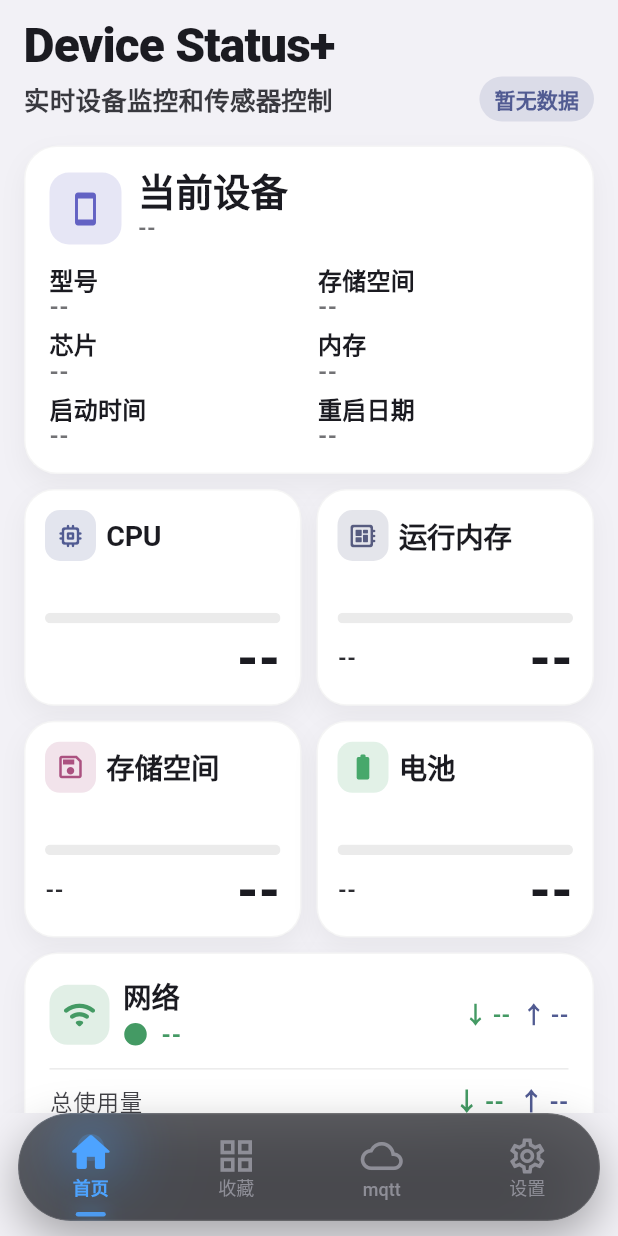
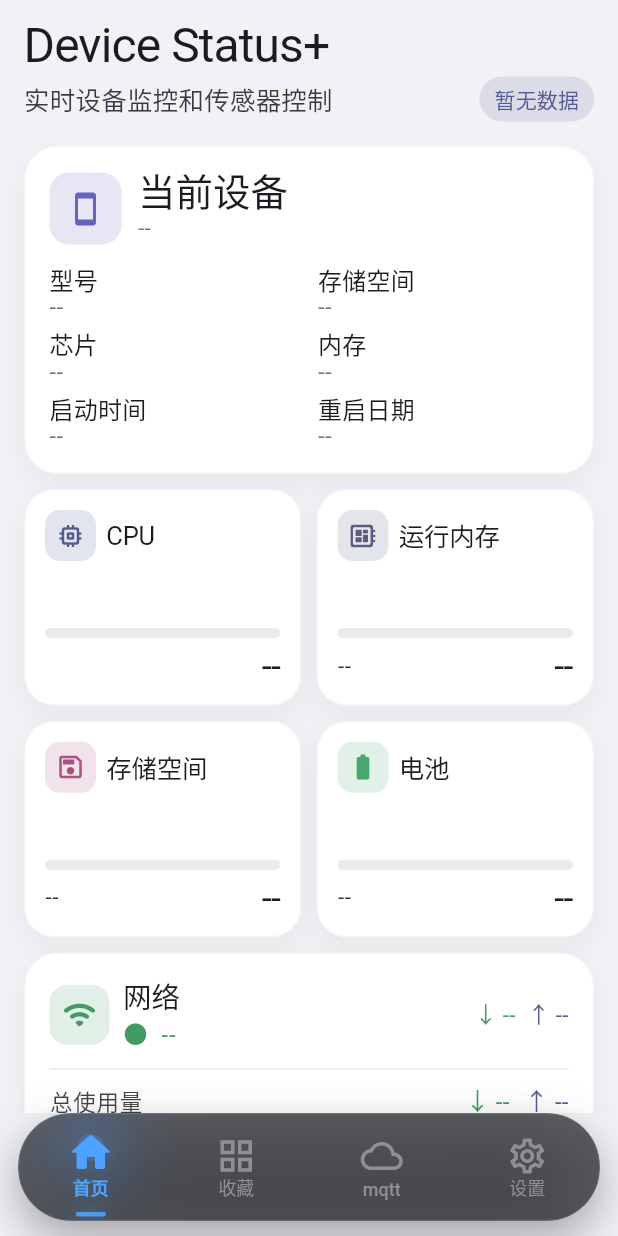
Before and after one commit to ge-fei-fan/galaxy-ios, a Flutter app: the screen it shows after launch, on a phone screen of 412 x 824 dp. Run offline on Flutter 3.47's test engine with Material 3 defaults, Android fonts, the phone set to English and light mode, and no system bars; our stand-ins replace app_links, flutter_local_notifications, hive_flutter, webview_flutter; missing offline and left inert: mqtt_client; accounts and stored records are empty.

Commit message:
统计优化

```diff
--- a/lib/pages/home_page.dart
+++ b/lib/pages/home_page.dart
@@ -14,16 +14,43 @@ class HomePage extends StatefulWidget {
 
 class _HomePageState extends State<HomePage> {
   late final DeviceStatusService _service;
+  StreamSubscription<DeviceStatusSnapshot>? _historySubscription;
+  final List<double> _downloadHistory = <double>[];
+  final List<double> _uploadHistory = <double>[];
+
+  static const int _maxHistoryPoints = 24;
 
   @override
   void initState() {
     super.initState();
     _service = DeviceStatusService();
+    _historySubscription = _service.stream.listen(_recordNetworkHistory);
     _service.start();
+  }
+
+  void _recordNetworkHistory(DeviceStatusSnapshot snapshot) {
+    final down = (snapshot.downloadSpeedBytesPerSec ?? 0).clamp(0, double.infinity)
+        .toDouble();
+    final up = (snapshot.uploadSpeedBytesPerSec ?? 0).clamp(0, double.infinity)
+        .toDouble();
+
+    if (!mounted) return;
+    setState(() {
+      _pushHistoryPoint(_downloadHistory, down);
+      _pushHistoryPoint(_uploadHistory, up);
+    });
+  }
+
+  void _pushHistoryPoint(List<double> history, double value) {
+    history.add(value);
+    if (history.length > _maxHistoryPoints) {
+      history.removeAt(0);
+    }
   }
 
   @override
   void dispose() {
+    unawaited(_historySubscription?.cancel());
     unawaited(_service.dispose());
     super.dispose();
   }
@@ -64,7 +91,7 @@ class _HomePageState extends State<HomePage> {
                     'Device Status+',
                     style: textTheme.displaySmall?.copyWith(
                       fontSize: 32,
-                      fontWeight: FontWeight.w800,
+                      fontWeight: FontWeight.w400,
                       height: 1.02,
                       letterSpacing: -0.6,
                     ),
@@ -77,7 +104,7 @@ class _HomePageState extends State<HomePage> {
                           '实时设备监控和传感器控制',
                           style: textTheme.titleMedium?.copyWith(
                             fontSize: 17,
-                            fontWeight: FontWeight.w600,
+                            fontWeight: FontWeight.w400,
                             height: 1.15,
                             color: textTheme.bodyMedium?.color?.withValues(alpha: 0.86),
                           ),
@@ -165,6 +192,8 @@ class _HomePageState extends State<HomePage> {
                     upSpeedLabel: _formatSpeed(upSpeed),
                     downTotalLabel: _formatBytes(data?.downloadTotalBytes),
                     upTotalLabel: _formatBytes(data?.uploadTotalBytes),
+                    downloadHistory: _downloadHistory,
+                    uploadHistory: _uploadHistory,
                   ),
                 ],
               );
@@ -197,7 +226,7 @@ class _StatusPill extends StatelessWidget {
         label,
         style: Theme.of(context).textTheme.labelLarge?.copyWith(
               color: color,
-              fontWeight: FontWeight.w700,
+              fontWeight: FontWeight.w400,
             ),
       ),
     );
@@ -393,7 +422,7 @@ class _DeviceOverviewCard extends StatelessWidget {
                       overflow: TextOverflow.ellipsis,
                       style: textTheme.headlineMedium?.copyWith(
                         fontSize: 25,
-                        fontWeight: FontWeight.w700,
+                        fontWeight: FontWeight.w400,
                         height: 1.02,
                       ),
                     ),
@@ -404,7 +433,7 @@ class _DeviceOverviewCard extends StatelessWidget {
                       overflow: TextOverflow.ellipsis,
                       style: textTheme.titleMedium?.copyWith(
                         fontSize: 15,
-                        fontWeight: FontWeight.w600,
+                        fontWeight: FontWeight.w400,
                         color: textTheme.bodySmall?.color?.withValues(alpha: 0.62),
                       ),
                     ),
@@ -465,7 +494,7 @@ class _InfoCell extends StatelessWidget {
           label,
           style: textTheme.titleMedium?.copyWith(
             fontSize: 16,
-            fontWeight: FontWeight.w700,
+            fontWeight: FontWeight.w400,
             height: 1.06,
           ),
         ),
@@ -476,7 +505,7 @@ class _InfoCell extends StatelessWidget {
           overflow: TextOverflow.ellipsis,
           style: textTheme.titleMedium?.copyWith(
             fontSize: 16,
-            fontWeight: FontWeight.w600,
+            fontWeight: FontWeight.w400,
             color: textTheme.bodySmall?.color?.withValues(alpha: 0.62),
             height: 1.06,
           ),
@@ -531,8 +560,8 @@ class _MetricCard extends StatelessWidget {
                 child: Text(
                   title,
                   style: textTheme.titleLarge?.copyWith(
-                    fontSize: 19,
-                    fontWeight: FontWeight.w700,
+                    fontSize: 17,
+                    fontWeight: FontWeight.w400,
                     letterSpacing: -0.2,
                   ),
                 ),
@@ -559,7 +588,7 @@ class _MetricCard extends StatelessWidget {
                   overflow: TextOverflow.ellipsis,
                   style: textTheme.bodyLarge?.copyWith(
                     fontSize: 15,
-                    fontWeight: FontWeight.w600,
+                    fontWeight: FontWeight.w400,
                     color: textTheme.bodySmall?.color?.withValues(alpha: 0.92),
                   ),
                 ),
@@ -568,9 +597,9 @@ class _MetricCard extends StatelessWidget {
               Text(
                 valueLabel,
                 style: textTheme.titleLarge?.copyWith(
-                  fontSize: 34,
-                  fontWeight: FontWeight.w800,
-                  letterSpacing: -0.7,
+                  fontSize: 24,
+                  fontWeight: FontWeight.w400,
+                  letterSpacing: -0.5,
                   height: 1,
                 ),
               ),
@@ -591,6 +620,8 @@ class _NetworkCard extends StatelessWidget {
     required this.upSpeedLabel,
     required this.downTotalLabel,
     required this.upTotalLabel,
+    required this.downloadHistory,
+    required this.uploadHistory,
   });
 
   final ColorScheme colorScheme;
@@ -600,6 +631,8 @@ class _NetworkCard extends StatelessWidget {
   final String upSpeedLabel;
   final String downTotalLabel;
   final String upTotalLabel;
+  final List<double> downloadHistory;
+  final List<double> uploadHistory;
 
   @override
   Widget build(BuildContext context) {
@@ -632,7 +665,7 @@ class _NetworkCard extends StatelessWidget {
                       '网络',
                       style: textTheme.titleLarge?.copyWith(
                         fontSize: 19,
-                        fontWeight: FontWeight.w800,
+                        fontWeight: FontWeight.w400,
                       ),
                     ),
                     Text(
@@ -640,7 +673,7 @@ class _NetworkCard extends StatelessWidget {
                       style: textTheme.bodyLarge?.copyWith(
                         fontSize: 16,
                         color: palette.network,
-                        fontWeight: FontWeight.w600,
+                        fontWeight: FontWeight.w400,
                       ),
                     ),
                   ],
@@ -653,7 +686,7 @@ class _NetworkCard extends StatelessWidget {
                     '↓ $downSpeedLabel',
                     style: textTheme.titleSmall?.copyWith(
                       fontSize: 15,
-                      fontWeight: FontWeight.w700,
+                      fontWeight: FontWeight.w400,
                       color: palette.network,
                     ),
                   ),
@@ -662,7 +695,7 @@ class _NetworkCard extends StatelessWidget {
                     '↑ $upSpeedLabel',
                     style: textTheme.titleSmall?.copyWith(
                       fontSize: 15,
-                      fontWeight: FontWeight.w700,
+                      fontWeight: FontWeight.w400,
                       color: palette.cpu,
                     ),
                   ),
@@ -689,7 +722,7 @@ class _NetworkCard extends StatelessWidget {
                     '↓ $downTotalLabel',
                     style: textTheme.titleMedium?.copyWith(
                       fontSize: 16,
-                      fontWeight: FontWeight.w700,
+                      fontWeight: FontWeight.w400,
                       color: palette.network,
                     ),
                   ),
@@ -698,7 +731,7 @@ class _NetworkCard extends StatelessWidget {
                     '↑ $upTotalLabel',
                     style: textTheme.titleMedium?.copyWith(
                       fontSize: 16,
-                      fontWeight: FontWeight.w700,
+                      fontWeight: FontWeight.w400,
                       color: palette.cpu,
                     ),
                   ),
@@ -720,21 +753,14 @@ class _NetworkCard extends StatelessWidget {
                 CustomPaint(
                   painter: _GridLinePainter(),
                 ),
-                Align(
-                  alignment: Alignment.centerRight,
-                  child: Container(
-                    width: 3,
-                    margin: const EdgeInsets.only(right: 10, bottom: 8),
-                    decoration: BoxDecoration(
-                      borderRadius: BorderRadius.circular(4),
-                      gradient: LinearGradient(
-                        begin: Alignment.topCenter,
-                        end: Alignment.bottomCenter,
-                        colors: [
-                          colorScheme.primary.withValues(alpha: 0.2),
-                          colorScheme.primary.withValues(alpha: 0.9),
-                        ],
-                      ),
+                Padding(
+                  padding: const EdgeInsets.fromLTRB(8, 8, 8, 10),
+                  child: CustomPaint(
+                    painter: _NetworkLineChartPainter(
+                      downloadHistory: downloadHistory,
+                      uploadHistory: uploadHistory,
+                      downloadColor: palette.network,
+                      uploadColor: palette.cpu,
                     ),
                   ),
                 ),
@@ -816,3 +842,124 @@ class _GridLinePainter extends CustomPainter {
   @override
   bool shouldRepaint(covariant CustomPainter oldDelegate) => false;
 }
+
+class _NetworkLineChartPainter extends CustomPainter {
+  const _NetworkLineChartPainter({
+    required this.downloadHistory,
+    required this.uploadHistory,
+    required this.downloadColor,
+    required this.uploadColor,
+  });
+
+  final List<double> downloadHistory;
+  final List<double> uploadHistory;
+  final Color downloadColor;
+  final Color uploadColor;
+
+  @override
+  void paint(Canvas canvas, Size size) {
+    _drawSeriesFill(canvas, size, downloadHistory, downloadColor.withValues(alpha: 0.14));
+    _drawSeries(canvas, size, downloadHistory, downloadColor, 2.4);
+    _drawSeries(canvas, size, uploadHistory, uploadColor, 2.0);
+  }
+
+  void _drawSeries(
+    Canvas canvas,
+    Size size,
+    List<double> values,
+    Color color,
+    double strokeWidth,
+  ) {
+    final points = _normalizedPoints(size, values);
+    if (points.length < 2) return;
+
+    final path = _buildSmoothPath(points);
+    final paint = Paint()
+      ..color = color
+      ..style = PaintingStyle.stroke
+      ..strokeWidth = strokeWidth
+      ..strokeCap = StrokeCap.round
+      ..strokeJoin = StrokeJoin.round;
+
+    canvas.drawPath(path, paint);
+
+    final lastPoint = points.last;
+    canvas.drawCircle(
+      lastPoint,
+      3.5,
+      Paint()..color = color,
+    );
+    canvas.drawCircle(
+      lastPoint,
+      6.5,
+      Paint()..color = color.withValues(alpha: 0.18),
+    );
+  }
+
+  void _drawSeriesFill(
+    Canvas canvas,
+    Size size,
+    List<double> values,
+    Color color,
+  ) {
+    final points = _normalizedPoints(size, values);
+    if (points.length < 2) return;
+
+    final path = _buildSmoothPath(points)
+      ..lineTo(points.last.dx, size.height)
+      ..lineTo(points.first.dx, size.height)
+      ..close();
+
+    canvas.drawPath(
+      path,
+      Paint()
+        ..color = color
+        ..style = PaintingStyle.fill,
+    );
+  }
+
+  List<Offset> _normalizedPoints(Size size, List<double> values) {
+    final sanitized = values.map((value) => value.isFinite ? value : 0.0).toList();
+    if (sanitized.isEmpty) {
+      return <Offset>[];
+    }
+    if (sanitized.length == 1) {
+      final y = size.height * 0.65;
+      return <Offset>[Offset(0, y), Offset(size.width, y)];
+    }
+
+    var maxValue = 0.0;
+    for (final value in [...sanitized, ...downloadHistory, ...uploadHistory]) {
+      if (value.isFinite && value > maxValue) {
+        maxValue = value;
+      }
+    }
+    if (maxValue <= 0) {
+      maxValue = 1;
+    }
+
+    final stepX = size.width / (sanitized.length - 1);
+    return List<Offset>.generate(sanitized.length, (index) {
+      final normalized = (sanitized[index] / maxValue).clamp(0.0, 1.0);
+      final x = stepX * index;
+      final y = size.height - (normalized * size.height * 0.84) - 4;
+      return Offset(x, y.clamp(4.0, size.height - 2));
+    });
+  }
+
+  Path _buildSmoothPath(List<Offset> points) {
+    final path = Path()..moveTo(points.first.dx, points.first.dy);
+    for (var i = 0; i < points.length - 1; i++) {
+      final current = points[i];
+      final next = points[i + 1];
+      final controlX = (current.dx + next.dx) / 2;
+      path.cubicTo(controlX, current.dy, controlX, next.dy, next.dx, next.dy);
+    }
+    return path;
+  }
+
+  @override
+  bool shouldRepaint(covariant _NetworkLineChartPainter oldDelegate) {
+    return true;
+  }
+}
```
